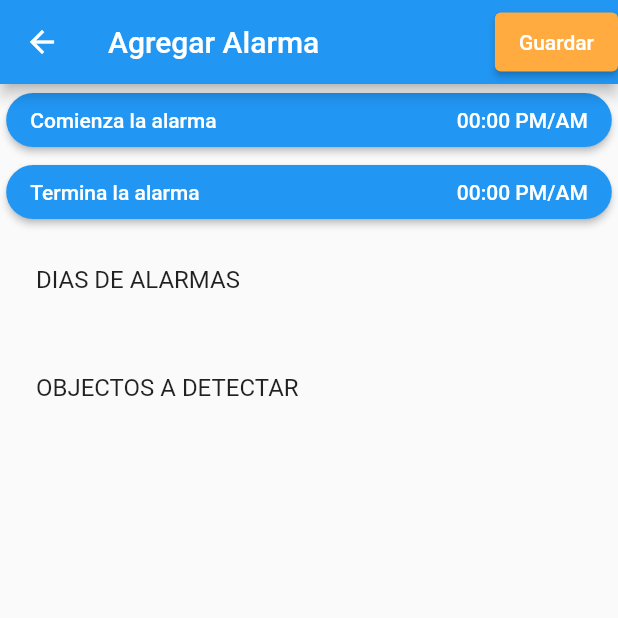
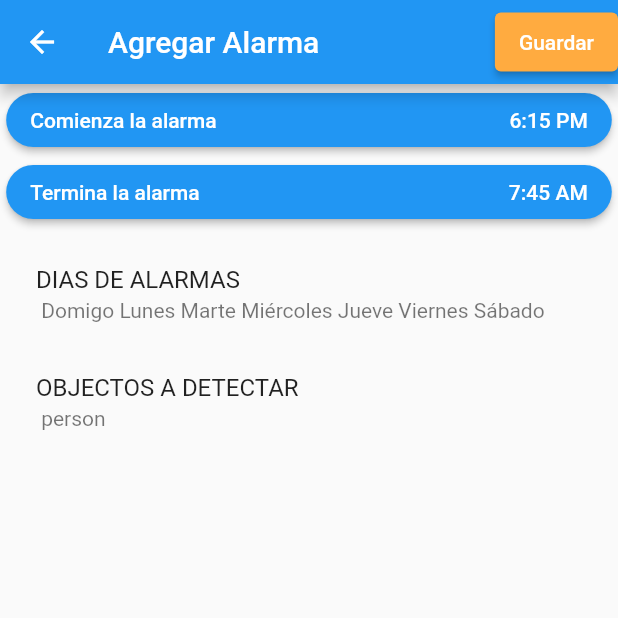
Before and after one commit to Gabrieltrinidad0101/cameraIA, a Flutter app: the AddOrEditAlarm screen opened by its route, on a phone screen of 412 x 824 dp, the top half of it. Run offline on Flutter 3.47's test engine with Material 2 defaults, Android fonts, the light colour scheme and no system bars; our stand-ins replace flutter_secure_storage, socket_io_client, video_player; missing offline and left inert: flutter_barcode_scanner; accounts and stored records are empty.

Commit message:
added default alarm in create new alarm and error with get tomorrow day

```diff
--- a/frontend/lib/screens/addOrEditAlarm/addOrEditAlarm.dart
+++ b/frontend/lib/screens/addOrEditAlarm/addOrEditAlarm.dart
@@ -12,16 +12,33 @@ class AddOrEditAlarm extends StatefulWidget {
 
 class _AddOrEditAlarmState extends State<AddOrEditAlarm> {
   String title = "Agregar Alarma";
-  Map? alarm = {};
   AddOrEditAlarmController addOrEditAlarmController =
       AddOrEditAlarmController();
+  Map alarm = {
+    "time": {
+      "start_alarm": {"hour": 18, "minute": 15},
+      "end_alarm": {"hour": 7, "minute": 45}
+    },
+    "alarm_days": [
+      "Domigo",
+      "Lunes",
+      "Marte",
+      "Miércoles",
+      "Jueve",
+      "Viernes",
+      "Sábado",
+    ],
+    "objects": ["person"],
+    "status": true
+  };
   RouterController routerController = RouterController();
   final GlobalKey<State> _keyLoader = GlobalKey<State>();
   @override
   void didChangeDependencies() {
+    alarm = addOrEditAlarmController.processAlarmData(alarm);
     Map? data = addOrEditAlarmController.getArguments(context);
     title = data?["title"] ?? title;
-    alarm = data?["alarm"] ?? {};
+    alarm = data?["alarm"] ?? alarm;
     super.didChangeDependencies();
   }
 
@@ -52,23 +69,23 @@ class _AddOrEditAlarmState extends State<AddOrEditAlarm> {
           TimeButton(
               name: "Comienza la alarma",
               time: addOrEditAlarmController.processTime(
-                  alarm?["startAlarm"], context),
+                  alarm["startAlarm"], context),
               onPressed: () async {
                 TimeOfDay? t = await addOrEditAlarmController.clock(
-                    alarm?["startAlarm"], context);
+                    alarm["startAlarm"], context);
                 setState(() {
-                  alarm?["startAlarm"] = t;
+                  alarm["startAlarm"] = t;
                 });
               }),
           TimeButton(
               name: "Termina la alarma",
               time: addOrEditAlarmController.processTime(
-                  alarm?["endAlarm"], context),
+                  alarm["endAlarm"], context),
               onPressed: () async {
                 TimeOfDay? t = await addOrEditAlarmController.clock(
-                    alarm?["endAlarm"], context);
+                    alarm["endAlarm"], context);
                 setState(() {
-                  alarm?["endAlarm"] = t;
+                  alarm["endAlarm"] = t;
                 });
               }),
           Options()
@@ -86,14 +103,14 @@ class _AddOrEditAlarmState extends State<AddOrEditAlarm> {
             child: ListTile(
               title: Text("DIAS DE ALARMAS"),
               subtitle: Text(
-                  addOrEditAlarmController.arrayToString(alarm?["alarmDays"])),
+                  addOrEditAlarmController.arrayToString(alarm["alarmDays"])),
             ),
             onTap: () async {
               List<String> _alarmDays = await routerController.goToSelectDays(
-                  context, alarm?["alarmDays"]);
+                  context, alarm["alarmDays"]);
               if (_alarmDays.isEmpty) return;
               setState(() {
-                alarm?["alarmDays"] = _alarmDays;
+                alarm["alarmDays"] = _alarmDays;
               });
             },
           ),
@@ -101,14 +118,14 @@ class _AddOrEditAlarmState extends State<AddOrEditAlarm> {
               child: ListTile(
                 title: Text("OBJECTOS A DETECTAR"),
                 subtitle: Text(
-                    addOrEditAlarmController.arrayToString(alarm?["objects"])),
+                    addOrEditAlarmController.arrayToString(alarm["objects"])),
               ),
               onTap: () async {
                 List selectedObjects = await routerController
-                    .goToObjectToDetect(context, alarm?["objects"]);
+                    .goToObjectToDetect(context, alarm["objects"]);
                 if (selectedObjects.isEmpty) return;
                 setState(() {
-                  alarm?["objects"] = selectedObjects;
+                  alarm["objects"] = selectedObjects;
                 });
               })
         ],
--- a/frontend/lib/screens/addOrEditAlarm/addOrEditAlarmController.dart
+++ b/frontend/lib/screens/addOrEditAlarm/addOrEditAlarmController.dart
@@ -21,30 +21,36 @@ class AddOrEditAlarmController with ArrayToString, LoadingDialog {
     return time;
   }
 
+  processAlarmData(Map alarm) {
+    Map _alarm = alarm;
+    TimeOfDay startAlarm = TimeOfDay(
+      hour: _alarm["time"]["start_alarm"]["hour"],
+      minute: _alarm["time"]["start_alarm"]["minute"],
+    );
+
+    TimeOfDay endAlarm = TimeOfDay(
+      hour: _alarm["time"]["end_alarm"]["hour"],
+      minute: _alarm["time"]["end_alarm"]["minute"],
+    );
+
+    alarm = {
+      "startAlarm": startAlarm,
+      "endAlarm": endAlarm,
+      "alarmDays": _alarm["alarm_days"],
+      "_id": _alarm["_id"]?.toString(),
+      "objects": _alarm["objects"]
+    };
+    return alarm;
+  }
+
   Map? getArguments(context) {
     var arguments = ModalRoute.of(context)?.settings.arguments;
     if (arguments == null) return null;
     Map data = arguments as Map;
 
     String title = data["title"];
-
-    Map _alarm = data["alarm"];
-    TimeOfDay startAlarm = TimeOfDay(
-      hour: _alarm["time"]["start_alarm"]["hour"],
-      minute: _alarm["time"]["start_alarm"]["minute"],
-    );
-    TimeOfDay endAlarm = TimeOfDay(
-      hour: _alarm["time"]["end_alarm"]["hour"],
-      minute: _alarm["time"]["end_alarm"]["minute"],
-    );
-    Map alarm = {
-      "startAlarm": startAlarm,
-      "endAlarm": endAlarm,
-      "alarmDays": _alarm["alarm_days"],
-      "isEdit": true,
-      "_id": _alarm["_id"].toString(),
-      "objects": _alarm["objects"]
-    };
+    Map alarm = processAlarmData(data["alarm"]);
+    alarm["isEdit"] = true;
     return {"alarm": alarm, "title": title};
   }
 
--- a/frontend/lib/screens/selectDays/selectDaysController.dart
+++ b/frontend/lib/screens/selectDays/selectDaysController.dart
@@ -1,7 +1,7 @@
 import 'package:flutter/material.dart';
 
 class SelectDaysController {
-  List getSelectDays(List? alarmDays) {
+  List<String> getSelectDays(List? alarmDays) {
     List<String> days = [];
     alarmDays?.forEach((day) {
       if (day["status"]) {
@@ -21,7 +21,7 @@ class SelectDaysController {
   }
 
   goToBack(context, [_alarmDays]) {
-    List alarmDays = getSelectDays(_alarmDays);
+    List<String> alarmDays = getSelectDays(_alarmDays);
     Navigator.pop(context, alarmDays);
   }
 
```
Also changed, not shown: 1 other file.
